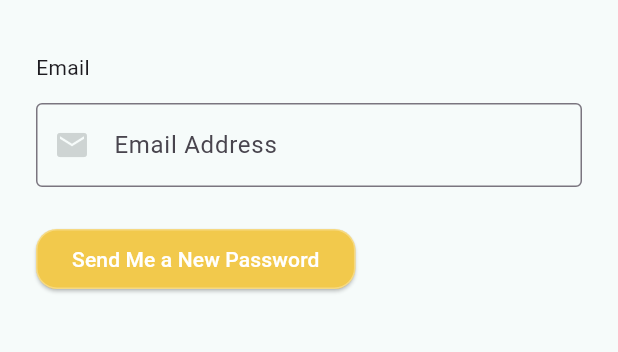
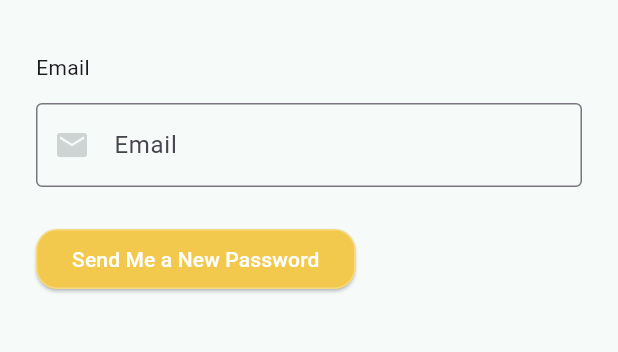
Before and after one commit to Mukagal/mob_edu, a Flutter app: the Reset_2 screen opened directly, after a tap on the "arrow left" icon, on a phone screen of 412 x 824 dp, the part 116-468 px from its top. Run offline on Flutter 3.47's test engine with Material 3 defaults, Android fonts, the light colour scheme and no system bars.

Commit message:
Update login_reset.dart

```diff
--- a/lib/login_reset.dart
+++ b/lib/login_reset.dart
@@ -49,7 +49,6 @@ class Loginscenestate extends State<Loginscene>{
               controller: _emailController,
               keyboardType: TextInputType.emailAddress,
               decoration: const InputDecoration(
-                labelText: 'Email Address',
                 hintText: 'Email',
                 prefixIcon: Icon(Icons.email, color: Color.fromRGBO(206, 212, 211, 1)),
                 border: OutlineInputBorder(),
@@ -71,7 +70,6 @@ class Loginscenestate extends State<Loginscene>{
               controller: _emailController,
               keyboardType: TextInputType.emailAddress,
               decoration: const InputDecoration(
-                labelText: 'Password',
                 hintText: 'Password',
                 prefixIcon: Icon(Icons.lock, color: Color.fromRGBO(206, 212, 211, 1)),
                 suffixIcon: Icon(Icons.keyboard_hide, color: Color.fromRGBO(206, 212, 211, 1)),
@@ -213,7 +211,6 @@ class _resetscene extends State<Reset>{
               controller: _emailController,
               keyboardType: TextInputType.emailAddress,
               decoration: const InputDecoration(
-                labelText: 'Email Address',
                 hintText: 'Email',
                 prefixIcon: Icon(Icons.email, color: Color.fromRGBO(206, 212, 211, 1)),
                 border: OutlineInputBorder(),
@@ -309,7 +306,6 @@ class _reset_2_scene extends State<Reset_2>{
               controller: _emailController,
               keyboardType: TextInputType.emailAddress,
               decoration: const InputDecoration(
-                labelText: 'New Password',
                 hintText: 'New Password',
                 prefixIcon: Icon(Icons.lock, color: Color.fromRGBO(206, 212, 211, 1)),
                 suffixIcon: Icon(Icons.keyboard_hide, color: Color.fromRGBO(206, 212, 211, 1)),
@@ -325,7 +321,6 @@ class _reset_2_scene extends State<Reset_2>{
               controller: _emailController,
               keyboardType: TextInputType.emailAddress,
               decoration: const InputDecoration(
-                  labelText: 'Confirm Password',
                   hintText: 'Confirm Password',
                   prefixIcon: Icon(Icons.lock, color: Color.fromRGBO(206, 212, 211, 1)),
                   border: OutlineInputBorder(),
```
